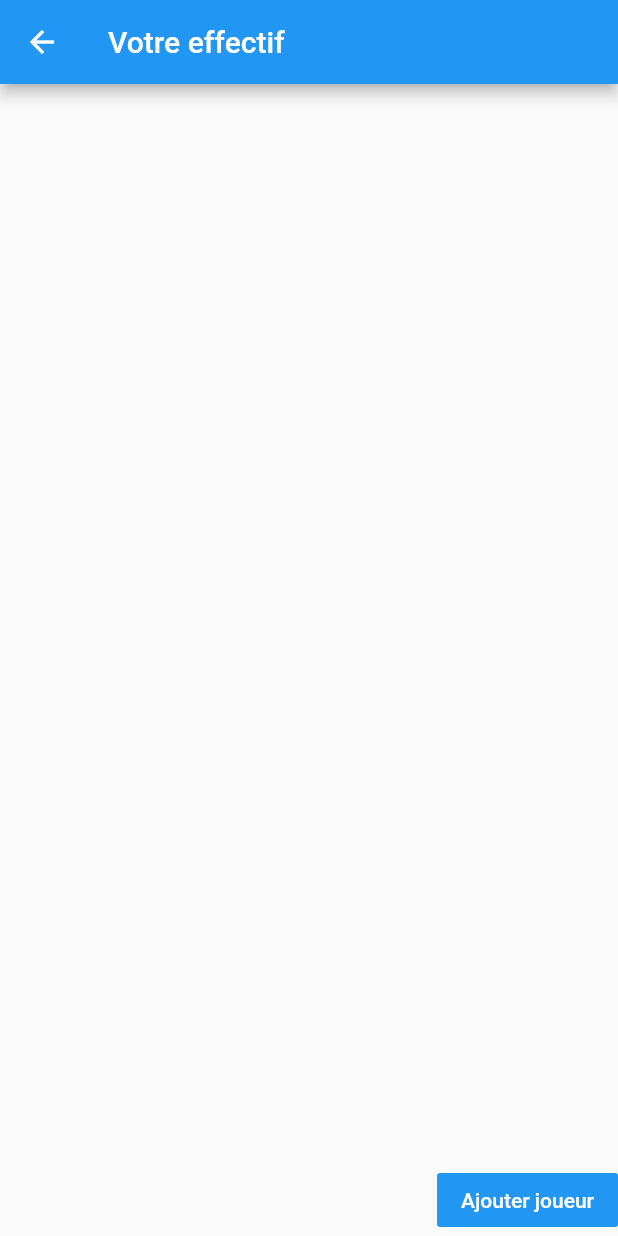
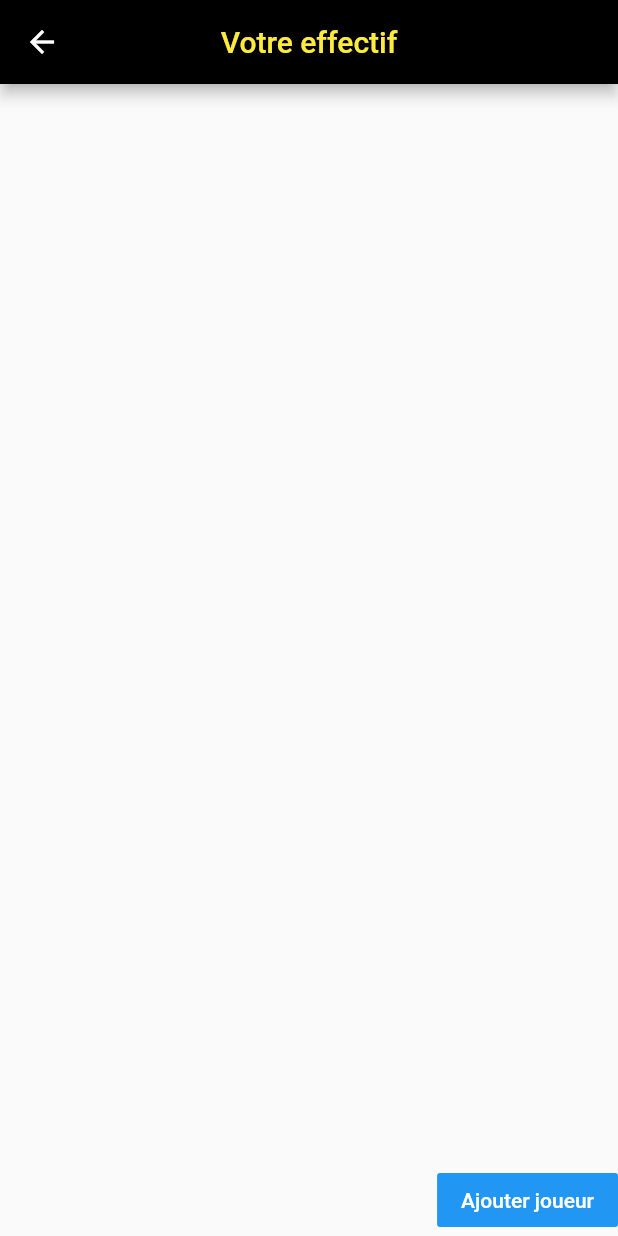
Before and after one commit to fabioavelino/footstat, a Flutter app: the screen it shows after launch, after a tap on "Voir effectif", on a phone screen of 412 x 824 dp. Run offline on Flutter 3.47's test engine with Material 2 defaults, Android fonts, the light colour scheme and no system bars.

Commit message:
screen CreationJoueur + routes + premier apercu du thème

```diff
--- a/lib/main.dart
+++ b/lib/main.dart
@@ -1,5 +1,5 @@
 import 'package:flutter/material.dart';
-import 'package:footstat/EffectifPage.dart';
+import 'screens/Effectif.dart';
 
 void main() => runApp(MyApp());
 
@@ -10,15 +10,6 @@ class MyApp extends StatelessWidget {
     return MaterialApp(
       title: 'Flutter Demo',
       theme: ThemeData(
-        // This is the theme of your application.
-        //
-        // Try running your application with "flutter run". You'll see the
-        // application has a blue toolbar. Then, without quitting the app, try
-        // changing the primarySwatch below to Colors.green and then invoke
-        // "hot reload" (press "r" in the console where you ran "flutter run",
-        // or simply save your changes to "hot reload" in a Flutter IDE).
-        // Notice that the counter didn't reset back to zero; the application
-        // is not restarted.
         primarySwatch: Colors.blue,
       ),
       home: MyHomePage(title: 'Footstat'),
@@ -29,15 +20,6 @@ class MyApp extends StatelessWidget {
 class MyHomePage extends StatefulWidget {
   MyHomePage({Key key, this.title}) : super(key: key);
 
-  // This widget is the home page of your application. It is stateful, meaning
-  // that it has a State object (defined below) that contains fields that affect
-  // how it looks.
-
-  // This class is the configuration for the state. It holds the values (in this
-  // case the title) provided by the parent (in this case the App widget) and
-  // used by the build method of the State. Fields in a Widget subclass are
-  // always marked "final".
-
   final String title;
 
   @override
@@ -47,34 +29,20 @@ class MyHomePage extends StatefulWidget {
 class _MyHomePageState extends State<MyHomePage> {
   int _counter = 0;
 
-  void _incrementCounter() {
-    setState(() {
-      // This call to setState tells the Flutter framework that something has
-      // changed in this State, which causes it to rerun the build method below
-      // so that the display can reflect the updated values. If we changed
-      // _counter without calling setState(), then the build method would not be
-      // called again, and so nothing would appear to happen.
-      _counter++;
-    });
-  }
 
-  @override
+
+  @override // il faudrait peut etre créer une page d'accueil et tout transferer dessus histoire de pas charger le main
   Widget build(BuildContext context) {
-    // This method is rerun every time setState is called, for instance as done
-    // by the _incrementCounter method above.
-    //
-    // The Flutter framework has been optimized to make rerunning build methods
-    // fast, so that you can just rebuild anything that needs updating rather
-    // than having to individually change instances of widgets.
     return Scaffold(
-      appBar: AppBar(
-        // Here we take the value from the MyHomePage object that was created by
-        // the App.build method, and use it to set our appbar title.
-        title: Text(widget.title),
+      appBar: AppBar(    // si tu arrives a mettre ca dans un style histoire que je vois comment tu veux le code histoire qu'on s'aligne
+        centerTitle: true,
+        backgroundColor: Colors.black,
+          title: Text('FootStats',
+          style: TextStyle(
+            color: Colors.yellow ),
+         ),
       ),
       body: Center(
-        // Center is a layout widget. It takes a single child and positions it
-        // in the middle of the parent.
         child: Column(
           children: <Widget>[
             Expanded(
--- a/lib/models/Joueur.dart
+++ b/lib/models/Joueur.dart
@@ -8,4 +8,8 @@ class Joueur {
   int tempsDeJeu;
   int cartonsJaunes;
   int cartonsRouges;
+
+  Joueur(){this.numero= numero; this.nom = nom; this.prenom = prenom; this.poste = poste;
+          this.buts = buts; this.passesD = passesD; this.tempsDeJeu = tempsDeJeu;
+          this.cartonsJaunes = cartonsJaunes; this.cartonsRouges = cartonsRouges;}
 }
--- a/lib/EffectifPage.dart
+++ b/lib/screens/Effectif.dart
@@ -1,5 +1,6 @@
 import 'package:flutter/material.dart';
-import 'utilities/Constants.dart';
+import 'package:footstat/utilities/Constants.dart';
+import 'CreerJoueur.dart';
 
 
 
@@ -30,7 +31,12 @@ void checkList(){ //Si la liste est vide il faudra afficher un message invitant
   Widget build(BuildContext context) {
     return Scaffold(
       appBar: AppBar(
-        title: Text('Votre effectif'),
+        centerTitle: true,
+        backgroundColor: Colors.black,
+          title: Text('Votre effectif',
+          style: TextStyle(
+            color: Colors.yellow ),
+         ),
       ),
       body: Container(
           // Center is a layout widget. It takes a single child and positions it
@@ -45,10 +51,10 @@ void checkList(){ //Si la liste est vide il faudra afficher un message invitant
                   alignment: Alignment.bottomRight,
                   child: FlatButton(
                     onPressed: () {
-                      Navigator.push(
+                      Navigator.push( //tu veux faire les routes d'une autre façon ?
                         context,
                         MaterialPageRoute(builder: (context) {
-                          return EffectifPage();
+                          return creerJoueur();
                         }),
                       );
                     },
--- a/lib/utilities/Constants.dart
+++ b/lib/utilities/Constants.dart
@@ -1,4 +1,4 @@
-import 'package:footstat/classes/Joueur.dart';
+import 'package:footstat/models/Joueur.dart';
 
 List<Joueur> lstJoueurs = List();
 
```
Also changed, not shown: lib/screens/CreerJoueur.dart (added, +40 -0 lines).
